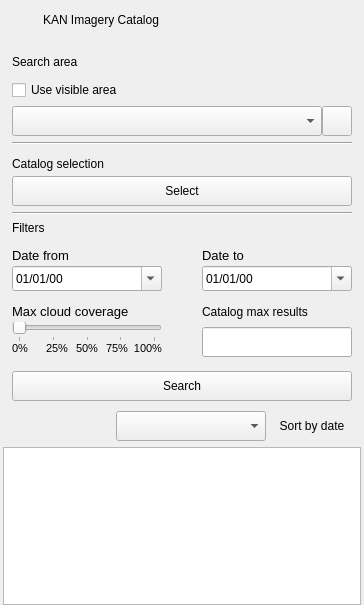
Old version of the form src/kan_imagery_catalog_dock.ui in the repository Kan-T-IT/QGIS-KICa.
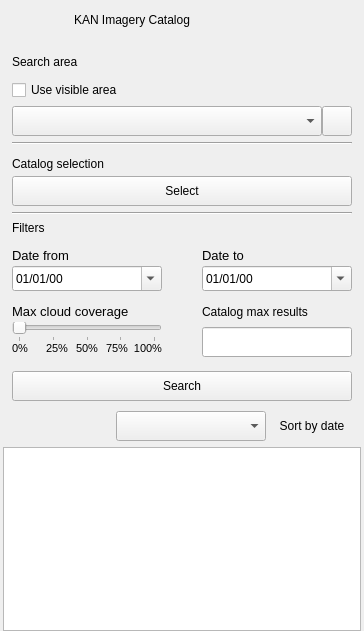
New version of the form. Icons and pictures are not drawn.

Commit message: Added background processing for catalog query

```diff
--- a/src/kan_imagery_catalog_dock.ui
+++ b/src/kan_imagery_catalog_dock.ui
@@ -7,13 +7,13 @@
     <x>0</x>
     <y>0</y>
     <width>364</width>
-    <height>605</height>
+    <height>631</height>
    </rect>
   </property>
   <property name="minimumSize">
    <size>
     <width>364</width>
-    <height>572</height>
+    <height>631</height>
    </size>
   </property>
   <property name="maximumSize">
@@ -82,6 +82,25 @@
          </property>
         </widget>
        </item>
+       <item>
+        <widget class="QLabel" name="lbl_spinner">
+         <property name="minimumSize">
+          <size>
+           <width>25</width>
+           <height>25</height>
+          </size>
+         </property>
+         <property name="maximumSize">
+          <size>
+           <width>25</width>
+           <height>25</height>
+          </size>
+         </property>
+         <property name="text">
+          <string />
+         </property>
+        </widget>
+       </item>
        <item>
         <widget class="QLabel" name="lbl_app_title">
          <property name="text">
```
The commit also changes 6 other files.
